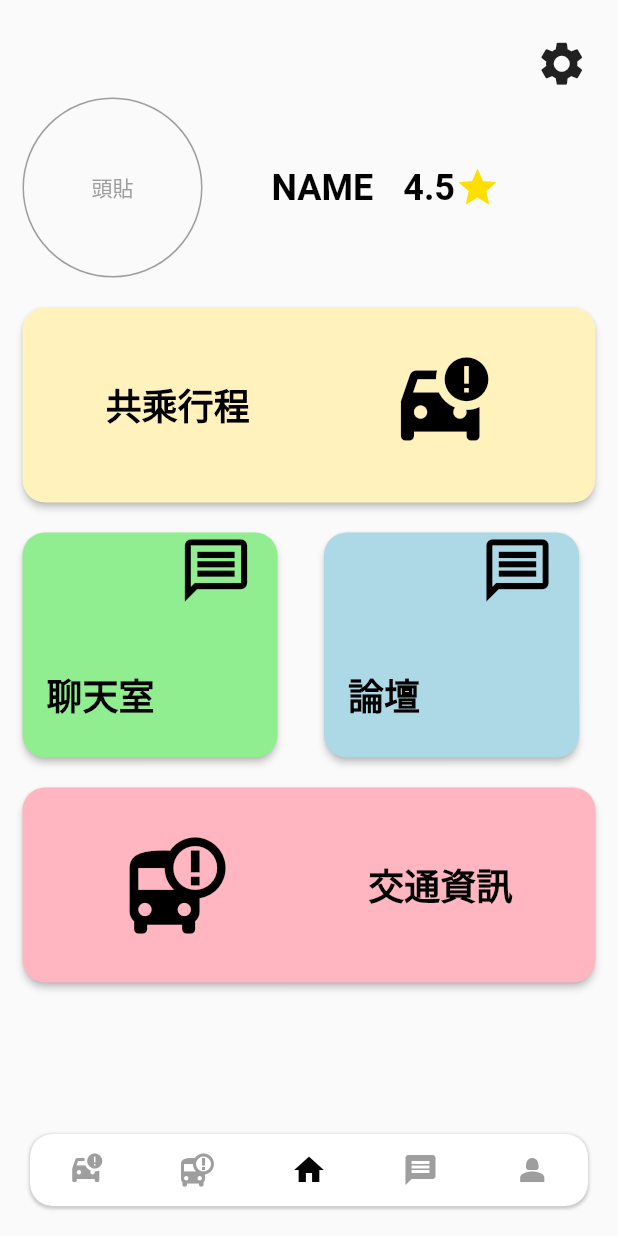
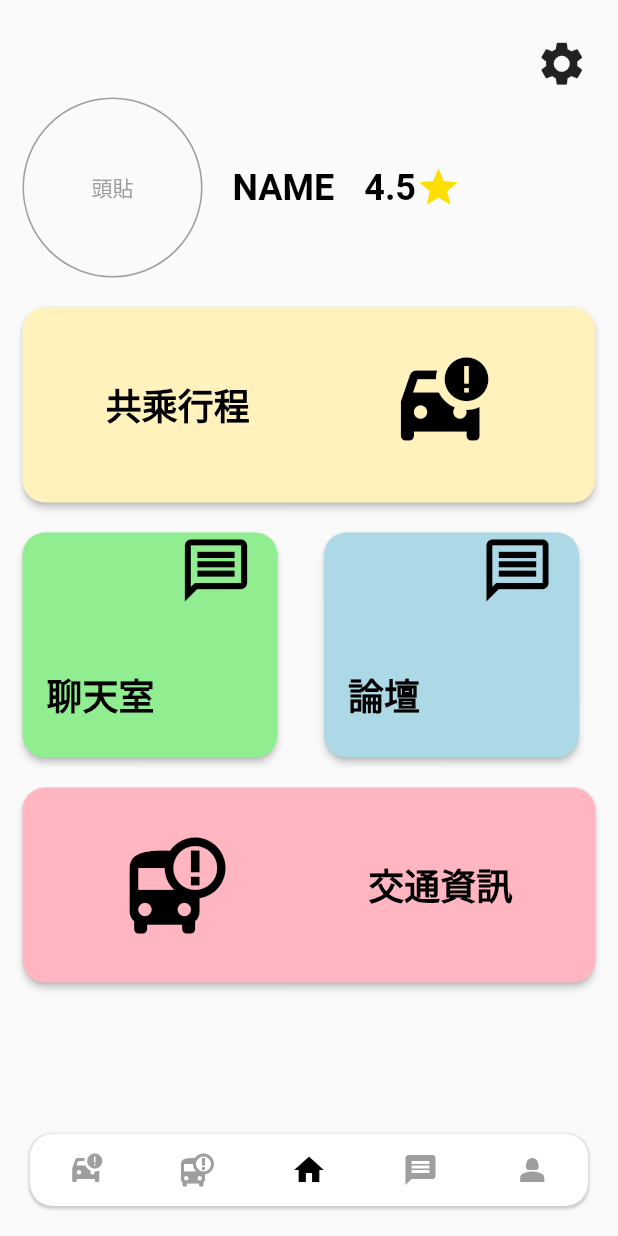
Before and after one commit to DraggyChen/pickup_flutter_app, a Flutter app: the screen it shows after launch, on a phone screen of 412 x 824 dp. Run offline on Flutter 3.47's test engine with Material 2 defaults, Android fonts, the light colour scheme and no system bars; our stand-ins replace image_picker, mask_text_input_formatter.

Commit message:
首頁：解決ios超過邊界造成錯誤

```diff
--- a/lib/view/home_page.dart
+++ b/lib/view/home_page.dart
@@ -32,7 +32,8 @@ class _HomePageState extends State<HomePage> {
                     onPressed: () {
                       Navigator.push(
                         context,
-                        MaterialPageRoute(builder: (context) => Settings_page()),
+                        MaterialPageRoute(
+                            builder: (context) => Settings_page()),
                       );
                     },
                     icon: Icon(
@@ -44,11 +45,16 @@ class _HomePageState extends State<HomePage> {
               /* 頭貼、姓名、評分標題 */
               Row(
                 children: [
-                  Expanded(
-                      child: Align(
+                  Align(
                     alignment: Alignment.centerLeft,
                     child: CircleImagePicker(hint: "頭貼", diameter: 120),
-                  )),
+                  ),
+                  SizedBox(width: 20),
+                  // Expanded(
+                  //     child: Align(
+                  //   alignment: Alignment.centerLeft,
+                  //   child: CircleImagePicker(hint: "頭貼", diameter: 120),
+                  // )),
                   Expanded(
                       child: Align(
                     alignment: Alignment.center,
```
